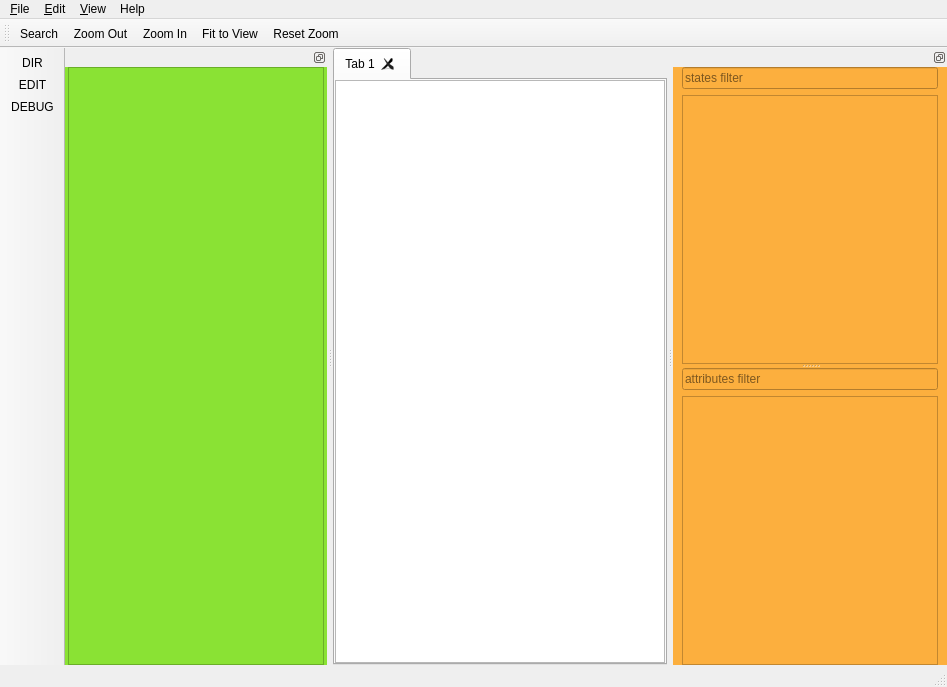
Qt form src/view/ui/main.ui (igor-krechetov/hsm-ide) before a commit.
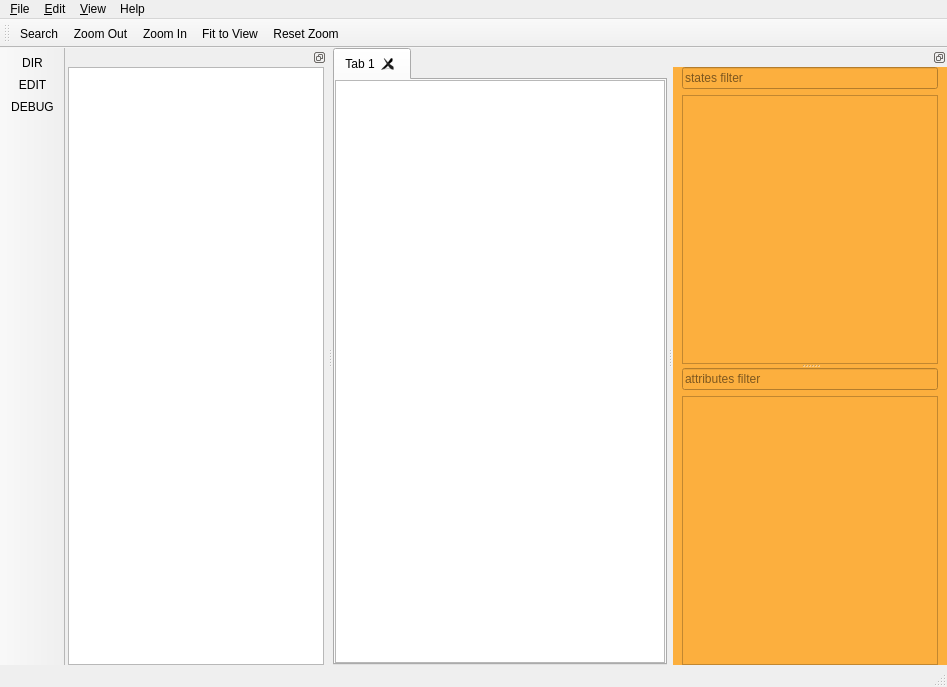
The same form after that commit. The open tabs and pages were chosen to show the change. Icons and pictures are not drawn. Custom widgets are drawn as their Qt base class.

Patch:
```diff
--- a/src/view/ui/main.ui
+++ b/src/view/ui/main.ui
@@ -263,7 +263,7 @@
   </widget>
   <widget class="QDockWidget" name="dockSidebarTabs">
    <property name="styleSheet">
-    <string notr="true">background-color: rgb(138, 226, 52);</string>
+    <string notr="true"/>
    </property>
    <property name="features">
     <set>QDockWidget::DockWidgetFloatable|QDockWidget::DockWidgetMovable</set>
@@ -272,12 +272,6 @@
     <number>1</number>
    </attribute>
    <widget class="QWidget" name="dockWidgetContents_4">
-    <property name="maximumSize">
-     <size>
-      <width>16777215</width>
-      <height>16777215</height>
-     </size>
-    </property>
     <layout class="QVBoxLayout" name="verticalLayout">
      <property name="leftMargin">
       <number>3</number>
@@ -293,6 +287,12 @@
      </property>
      <item>
       <widget class="QStackedWidget" name="stackedWidget">
+       <property name="sizePolicy">
+        <sizepolicy hsizetype="Expanding" vsizetype="Expanding">
+         <horstretch>0</horstretch>
+         <verstretch>0</verstretch>
+        </sizepolicy>
+       </property>
        <property name="frameShape">
         <enum>QFrame::NoFrame</enum>
        </property>
@@ -303,10 +303,16 @@
         <number>1</number>
        </property>
        <widget class="QWidget" name="pageElements">
-        <property name="maximumSize">
+        <property name="sizePolicy">
+         <sizepolicy hsizetype="Fixed" vsizetype="Preferred">
+          <horstretch>0</horstretch>
+          <verstretch>0</verstretch>
+         </sizepolicy>
+        </property>
+        <property name="minimumSize">
          <size>
-          <width>16777215</width>
-          <height>16777215</height>
+          <width>112</width>
+          <height>0</height>
          </size>
         </property>
         <layout class="QVBoxLayout" name="verticalLayout_5">
@@ -343,13 +349,7 @@
             <enum>Qt::IgnoreAction</enum>
            </property>
            <property name="selectionMode">
-            <enum>QAbstractItemView::SingleSelection</enum>
-           </property>
-           <property name="iconSize">
-            <size>
-             <width>50</width>
-             <height>50</height>
-            </size>
+            <enum>QAbstractItemView::NoSelection</enum>
            </property>
            <property name="movement">
             <enum>QListView::Static</enum>
@@ -360,18 +360,12 @@
            <property name="layoutMode">
             <enum>QListView::Batched</enum>
            </property>
-           <property name="viewMode">
-            <enum>QListView::IconMode</enum>
-           </property>
            <property name="modelColumn">
             <number>0</number>
            </property>
            <property name="itemAlignment">
             <set>Qt::AlignHCenter</set>
            </property>
-           <property name="sortingEnabled">
-            <bool>true</bool>
-           </property>
           </widget>
          </item>
         </layout>
@@ -684,6 +678,11 @@
    <extends>QTreeView</extends>
    <header>view/widgets/HsmTreeView.hpp</header>
   </customwidget>
+  <customwidget>
+   <class>HsmPropertiesTableView</class>
+   <extends>QTableView</extends>
+   <header>view/widgets/HsmPropertiesTableView.hpp</header>
+  </customwidget>
  </customwidgets>
  <resources>
   <include location="../res/resources.qrc"/>
```
Left out of the diff: 21 changed lines with no effect on the pictures.
